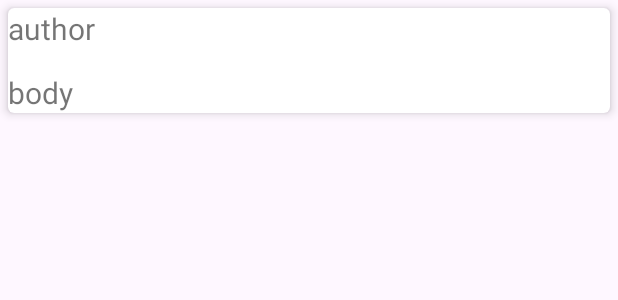
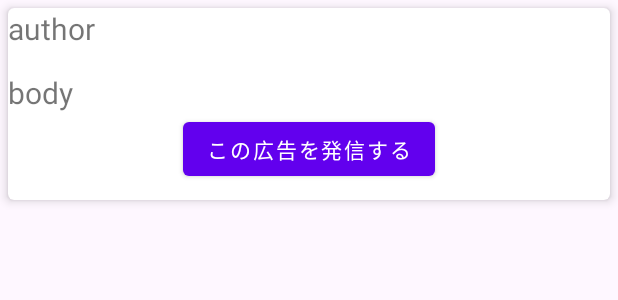
Before and after one commit to nozomi-terasawa/BluetoothMatchingApp, an Android app: the layout advertise_item.xml on its own in the app's theme, with its tools: preview values and no code run, on a phone screen of 412 x 824 dp. Shown: the top 300 px of the screen. Run offline under Robolectric (Android 15) with nearby library versions, the phone set to English and light mode, and no system bars.

Commit message:
広告に取得するためのボタンを追加（ボタンの処理は未実装）

```diff
--- a/app/src/main/java/com/example/bluettoothmatching/adapter/AdvertiseAdapter.kt
+++ b/app/src/main/java/com/example/bluettoothmatching/adapter/AdvertiseAdapter.kt
@@ -42,6 +42,9 @@ class AdvertiseAdapter()
                         val bitmap = BitmapFactory.decodeByteArray(imageData, 0, imageData.size)
                         binding.image.setImageBitmap(bitmap)
                     }
+                binding.getAdsButton.setOnClickListener {
+
+                }
             }
         }
     companion object {
--- a/app/src/main/res/layout/advertise_item.xml
+++ b/app/src/main/res/layout/advertise_item.xml
@@ -51,7 +51,18 @@
             android:layout_width="wrap_content"
             android:layout_height="wrap_content"
             app:layout_constraintStart_toStartOf="parent"
-            app:layout_constraintTop_toBottomOf="@id/body" />
+            app:layout_constraintTop_toBottomOf="@id/body"
+            app:layout_constraintBottom_toTopOf="@id/get_ads_button"/>
+
+        <Button
+            android:id="@+id/get_ads_button"
+            android:layout_width="wrap_content"
+            android:layout_height="wrap_content"
+            android:text="この広告を発信する"
+            app:layout_constraintStart_toStartOf="parent"
+            app:layout_constraintEnd_toEndOf="parent"
+            app:layout_constraintBottom_toBottomOf="parent"
+            android:layout_margin="10dp"/>
 
     </androidx.constraintlayout.widget.ConstraintLayout>
 
```
